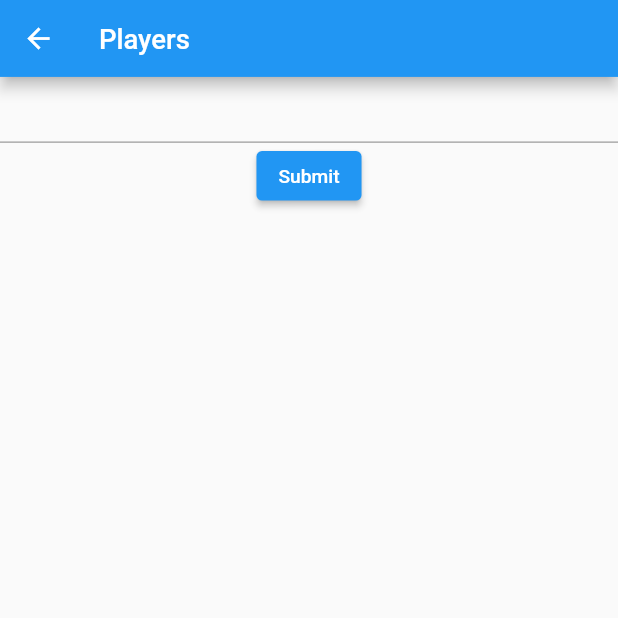
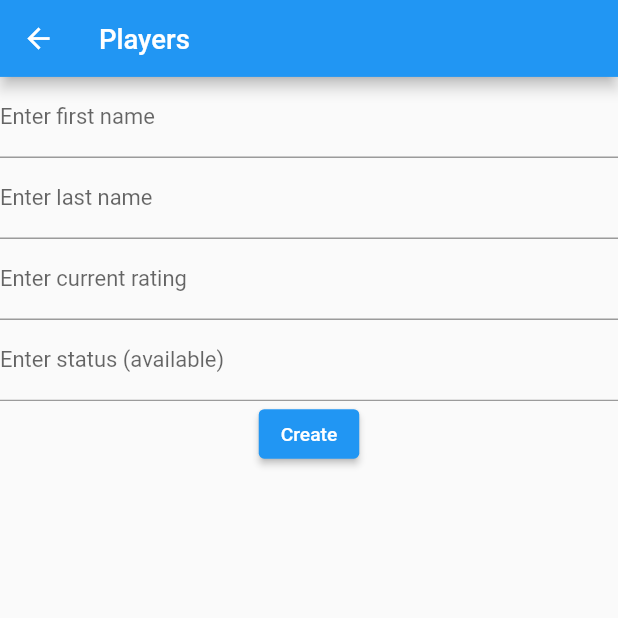
Before and after one commit to prolificcoder/vijaychess, a Flutter app: the PlayersCreateScreen screen opened by its route, on a phone screen of 412 x 824 dp, the top half of it. Run offline on Flutter 3.47's test engine with Material 2 defaults, Android fonts, the phone set to English and light mode, and no system bars; our stand-ins replace carousel_slider, cloud_firestore, expandable, firebase_core, flutter_form_builder, flutter_linkify and 2 more; missing offline and left inert: flutterfire_ui, mailto; accounts and stored records are empty.

Commit message:
in middle of adding a form

```diff
--- a/lib/players_create_screen.dart
+++ b/lib/players_create_screen.dart
@@ -1,12 +1,21 @@
+import 'package:cloud_firestore/cloud_firestore.dart';
 import 'package:flutter/material.dart';
+import 'package:flutter_form_builder/flutter_form_builder.dart';
+import 'package:registration/model/players.dart';
 
 class PlayersCreateScreen extends StatelessWidget {
   PlayersCreateScreen({Key? key}) : super(key: key);
 
-  final _formKey = GlobalKey<FormState>();
+  final _formKey = GlobalKey<FormBuilderState>();
 
   @override
   Widget build(BuildContext context) {
+    final players = FirebaseFirestore.instance
+        .collection('VCC-July')
+        .withConverter<Player>(
+            fromFirestore: (snapshot, _) =>
+                Player.fromFireStore(snapshot.data()!),
+            toFirestore: (player, _) => player.toJson());
     return Scaffold(
       appBar: AppBar(
         title: Text('Players'),
@@ -15,27 +24,35 @@ class PlayersCreateScreen extends StatelessWidget {
           key: _formKey,
           child: Column(
             children: [
-              TextFormField(
-                // The validator receives the text that the user has entered.
-                validator: (value) {
-                  if (value == null || value.isEmpty) {
-                    return 'Please enter some text';
-                  }
-                  return null;
-                },
+              FormBuilderTextField(
+                name: "first_name",
+                decoration: InputDecoration(labelText: "Enter first name"),
+              ),
+              FormBuilderTextField(
+                name: "last_name",
+                decoration: InputDecoration(labelText: "Enter last name"),
+              ),
+              FormBuilderTextField(
+                name: "rating",
+                decoration: InputDecoration(labelText: "Enter current rating"),
+              ),
+              FormBuilderTextField(
+                name: "status",
+                decoration:
+                    InputDecoration(labelText: "Enter status (available)"),
               ),
               ElevatedButton(
                 onPressed: () {
-                  // Validate returns true if the form is valid, or false otherwise.
-                  if (_formKey.currentState!.validate()) {
-                    // If the form is valid, display a snackbar. In the real world,
-                    // you'd often call a server or save the information in a database.
-                    ScaffoldMessenger.of(context).showSnackBar(
-                      const SnackBar(content: Text('Processing Data')),
-                    );
+                  if (_formKey.currentState!.saveAndValidate()) {
+                    players.add(Player(
+                        firstName: _formKey.currentState!.value['first_name'],
+                        lastName: _formKey.currentState!.value['last_name'],
+                        rating: _formKey.currentState!.value['rating'],
+                        status: _formKey.currentState!.value['status'],
+                        id: players.id));
                   }
                 },
-                child: const Text('Submit'),
+                child: const Text('Create'),
               ),
             ],
           )),
--- a/lib/players_screen.dart
+++ b/lib/players_screen.dart
@@ -60,10 +60,11 @@ class _PlayersScreenState extends State<PlayersScreen> {
         body: Column(children: [
           Expanded(
             child: FirestoreListView<Player>(
-              query: players,
+              query: players.orderBy('first_name'),
               itemBuilder: (context, snapshot) {
                 Player player = snapshot.data();
-                return Text('Player name is ${player.firstName}');
+                return Text(
+                    '${player.firstName} ${player.lastName} rating ${player.rating}');
               },
             ),
           ),
--- a/pubspec.yaml
+++ b/pubspec.yaml
@@ -29,6 +29,7 @@ dependencies:
   url_launcher: ^6.0.4
   registration:
     path: packages/registration
+  flutter_form_builder: ^7.0.0
 
 dev_dependencies:
   flutter_test:
```
Also changed, not shown: pubspec.lock.
